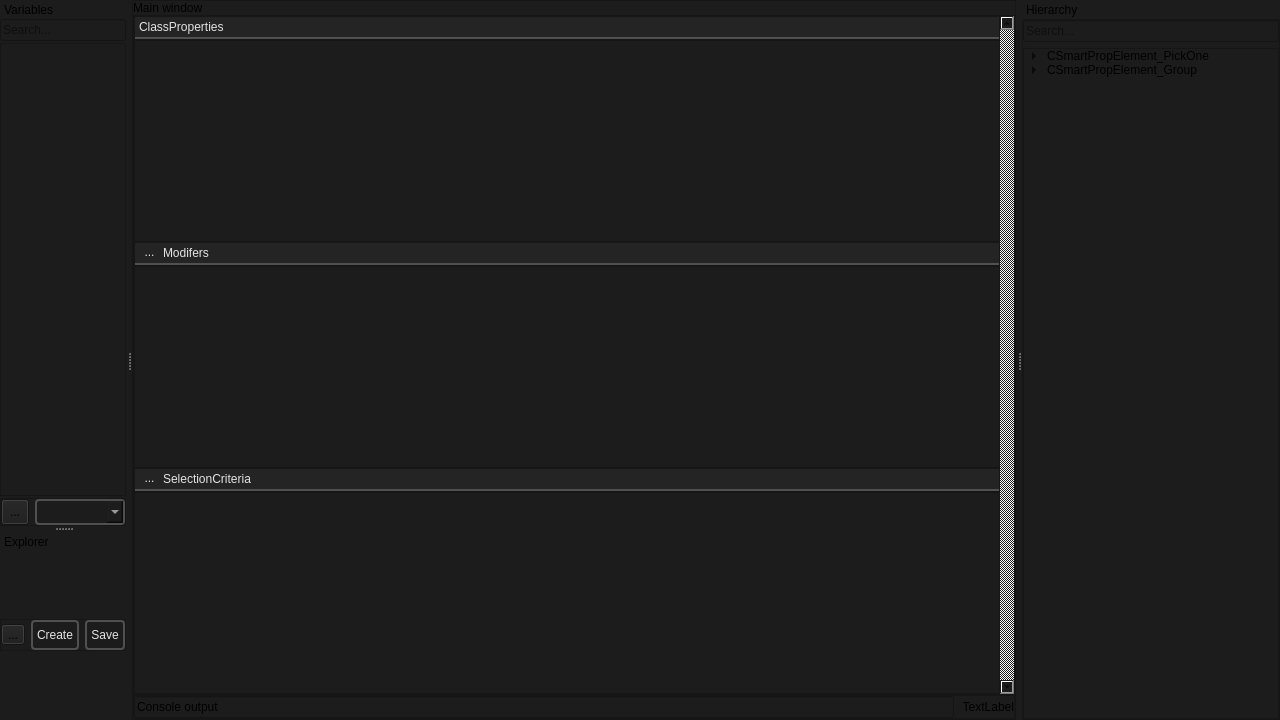
Before: the Qt Designer form smartprop_editor/main.ui in dertwist/Hammer5Tools, drawn with Qt 5.
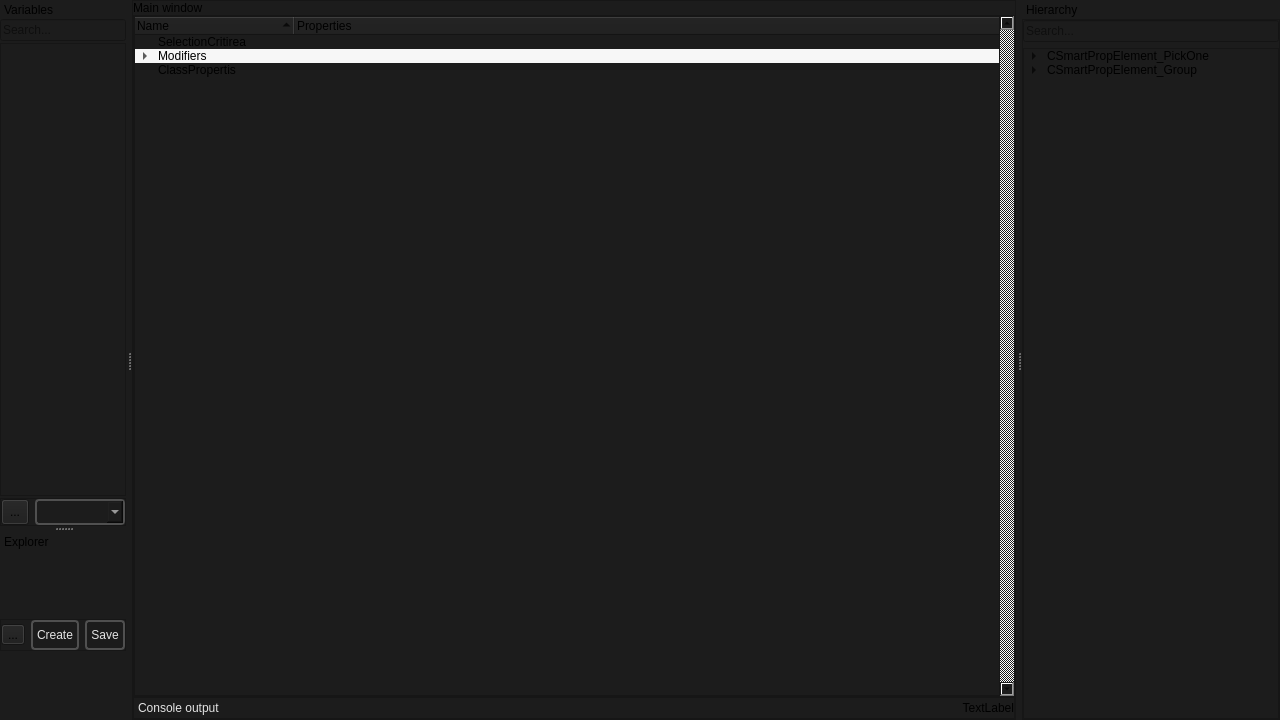
After: the same form once the commit is applied. Icons and pictures are not drawn.

Patch:
```diff
--- a/smartprop_editor/main.ui
+++ b/smartprop_editor/main.ui
@@ -85,8 +85,8 @@
            <rect>
             <x>0</x>
             <y>0</y>
-            <width>691</width>
-            <height>674</height>
+            <width>636</width>
+            <height>676</height>
            </rect>
           </property>
           <layout class="QVBoxLayout" name="verticalLayout_17">
@@ -106,272 +106,73 @@
             <number>0</number>
            </property>
            <item>
-            <widget class="QFrame" name="ClassProperties_layout_header">
-             <property name="maximumSize">
-              <size>
-               <width>16777215</width>
-               <height>24</height>
-              </size>
+            <widget class="QTreeWidget" name="treeWidget">
+             <property name="tabKeyNavigation">
+              <bool>false</bool>
              </property>
-             <property name="frameShape">
-              <enum>QFrame::StyledPanel</enum>
+             <property name="showDropIndicator" stdset="0">
+              <bool>true</bool>
              </property>
-             <property name="frameShadow">
-              <enum>QFrame::Raised</enum>
+             <property name="dragEnabled">
+              <bool>true</bool>
              </property>
-             <layout class="QHBoxLayout" name="horizontalLayout_3">
-              <property name="spacing">
-               <number>0</number>
-              </property>
-              <property name="leftMargin">
-               <number>0</number>
-              </property>
-              <property name="topMargin">
-               <number>0</number>
-              </property>
-              <property name="rightMargin">
-               <number>0</number>
-              </property>
-              <property name="bottomMargin">
-               <number>0</number>
-              </property>
-              <item>
-               <widget class="QLineEdit" name="lineedit">
-                <property name="toolTip">
-                 <string>&lt;html&gt;&lt;head/&gt;&lt;body&gt;&lt;p&gt;Variable name and display name&lt;/p&gt;&lt;/body&gt;&lt;/html&gt;</string>
-                </property>
-                <property name="styleSheet">
-                 <string notr="true">QLineEdit {
-	font: 8pt &quot;Segoe UI&quot;;
-    border: 2px solid #CCCCCC;
-	border-top: 0px;
-	border-left: 0px;
-	border-right: 0px;
-    border-color: rgba(80, 80, 80, 255);
-    border-radius: 0px;
-    padding: 2px;
-color: #E3E3E3;
-background-color: #242424;
-}
-QLineEdit:focus {
-    border-color: rgba(80, 80, 80, 255);
-}
-QLineEdit::selection {
-    background-color: #414956;
-    color: white;
-}
-
-</string>
-                </property>
-                <property name="inputMethodHints">
-                 <set>Qt::ImhLatinOnly|Qt::ImhLowercaseOnly</set>
-                </property>
-                <property name="text">
-                 <string>ClassProperties</string>
-                </property>
-                <property name="maxLength">
-                 <number>32</number>
-                </property>
-                <property name="readOnly">
-                 <bool>true</bool>
-                </property>
-               </widget>
-              </item>
-             </layout>
-            </widget>
-           </item>
-           <item>
-            <widget class="QFrame" name="ClassProperties_layout_frame">
-             <property name="frameShape">
-              <enum>QFrame::StyledPanel</enum>
+             <property name="dragDropOverwriteMode">
+              <bool>true</bool>
              </property>
-             <property name="frameShadow">
-              <enum>QFrame::Raised</enum>
+             <property name="dragDropMode">
+              <enum>QAbstractItemView::InternalMove</enum>
              </property>
-             <layout class="QVBoxLayout" name="verticalLayout_6">
-              <property name="spacing">
-               <number>0</number>
-              </property>
-              <property name="leftMargin">
-               <number>0</number>
-              </property>
-              <property name="topMargin">
-               <number>0</number>
-              </property>
-              <property name="rightMargin">
-               <number>0</number>
-              </property>
-              <property name="bottomMargin">
-               <number>0</number>
-              </property>
-              <item>
-               <layout class="QVBoxLayout" name="ClassProperties_layout">
-                <property name="spacing">
-                 <number>0</number>
-                </property>
-                <property name="leftMargin">
-                 <number>12</number>
-                </property>
-                <property name="topMargin">
-                 <number>0</number>
-                </property>
-                <property name="rightMargin">
-                 <number>0</number>
-                </property>
-                <item>
-                 <spacer name="verticalSpacer_3">
-                  <property name="orientation">
-                   <enum>Qt::Vertical</enum>
-                  </property>
-                  <property name="sizeHint" stdset="0">
-                   <size>
-                    <width>20</width>
-                    <height>40</height>
-                   </size>
-                  </property>
-                 </spacer>
-                </item>
-               </layout>
-              </item>
-             </layout>
-            </widget>
-           </item>
-           <item>
-            <widget class="QFrame" name="Modifers_layout_header">
-             <property name="maximumSize">
-              <size>
-               <width>16777215</width>
-               <height>24</height>
-              </size>
+             <property name="alternatingRowColors">
+              <bool>true</bool>
              </property>
-             <property name="frameShape">
-              <enum>QFrame::StyledPanel</enum>
+             <property name="uniformRowHeights">
+              <bool>false</bool>
              </property>
-             <property name="frameShadow">
-              <enum>QFrame::Raised</enum>
+             <property name="sortingEnabled">
+              <bool>true</bool>
              </property>
-             <layout class="QHBoxLayout" name="horizontalLayout_4">
-              <property name="spacing">
-               <number>0</number>
-              </property>
-              <property name="leftMargin">
-               <number>0</number>
-              </property>
-              <property name="topMargin">
-               <number>0</number>
-              </property>
-              <property name="rightMargin">
-               <number>0</number>
-              </property>
-              <property name="bottomMargin">
-               <number>0</number>
-              </property>
-              <item>
-               <widget class="QToolButton" name="Modifer_add_button">
-                <property name="styleSheet">
-                 <string notr="true">QToolButton {
-    font: 700 10pt &quot;Segoe UI&quot;;
-    border: 2px solid black;
-    border-radius: 0px;
-    border-color: rgba(80, 80, 80, 255);
-    height:14px;
-    padding-top: 2px;
-    padding-bottom:4px;
-    color: #E3E3E3;
-background-color: #242424;
-    padding-left: 4px;
-}
-QToolButton:hover {
-    background-color: #414956;
-    color: white;
-}
-QToolButton{
-	padding-left:5px;
-	border-left: 0px solid black;
-border-right: 0px solid black;
-border-top: 0px solid black;
-}</string>
-                </property>
-                <property name="text">
-                 <string>...</string>
-                </property>
-                <property name="icon">
-                 <iconset resource="../resources.qrc">
-                  <normaloff>:/icons/add_24dp_9D9D9D_FILL0_wght400_GRAD0_opsz24.svg</normaloff>:/icons/add_24dp_9D9D9D_FILL0_wght400_GRAD0_opsz24.svg</iconset>
-                </property>
-               </widget>
-              </item>
-              <item>
-               <widget class="QLineEdit" name="lineedit_2">
-                <property name="toolTip">
-                 <string>&lt;html&gt;&lt;head/&gt;&lt;body&gt;&lt;p&gt;Variable name and display name&lt;/p&gt;&lt;/body&gt;&lt;/html&gt;</string>
-                </property>
-                <property name="styleSheet">
-                 <string notr="true">QLineEdit {
-	font: 8pt &quot;Segoe UI&quot;;
-    border: 2px solid #CCCCCC;
-	border-top: 0px;
-	border-left: 0px;
-	border-right: 0px;
-    border-color: rgba(80, 80, 80, 255);
-    border-radius: 0px;
-    padding: 2px;
-color: #E3E3E3;
-background-color: #242424;
-}
-QLineEdit:focus {
-    border-color: rgba(80, 80, 80, 255);
-}
-QLineEdit::selection {
-    background-color: #414956;
-    color: white;
-}
-
-</string>
-                </property>
-                <property name="inputMethodHints">
-                 <set>Qt::ImhLatinOnly|Qt::ImhLowercaseOnly</set>
-                </property>
-                <property name="text">
-                 <string>Modifers</string>
-                </property>
-                <property name="maxLength">
-                 <number>32</number>
-                </property>
-                <property name="readOnly">
-                 <bool>true</bool>
-                </property>
-               </widget>
-              </item>
-             </layout>
-            </widget>
-           </item>
-           <item>
-            <widget class="QFrame" name="Modifers_layout_frame">
-             <property name="minimumSize">
-              <size>
-               <width>0</width>
-               <height>128</height>
-              </size>
+             <property name="animated">
+              <bool>false</bool>
              </property>
-             <property name="frameShape">
-              <enum>QFrame::StyledPanel</enum>
-             </property>
-             <property name="frameShadow">
-              <enum>QFrame::Raised</enum>
-             </property>
-             <layout class="QVBoxLayout" name="verticalLayout_11">
-              <property name="spacing">
-               <number>0</number>
+             <attribute name="headerVisible">
+              <bool>true</bool>
+             </attribute>
+             <attribute name="headerCascadingSectionResizes">
+              <bool>false</bool>
+             </attribute>
+             <attribute name="headerMinimumSectionSize">
+              <number>160</number>
+             </attribute>
+             <attribute name="headerDefaultSectionSize">
+              <number>160</number>
+             </attribute>
+             <attribute name="headerHighlightSections">
+              <bool>false</bool>
+             </attribute>
+             <attribute name="headerShowSortIndicator" stdset="0">
+              <bool>true</bool>
+             </attribute>
+             <attribute name="headerStretchLastSection">
+              <bool>true</bool>
+             </attribute>
+             <column>
+              <property name="text">
+               <string>Name</string>
               </property>
-              <property name="leftMargin">
-               <number>0</number>
+             </column>
+             <column>
+              <property name="text">
+               <string>Properties</string>
               </property>
-              <property name="topMargin">
-               <number>0</number>
+             </column>
+             <item>
+              <property name="text">
+               <string>SelectionCritirea</string>
               </property>
-              <property name="rightMargin">
-               <number>0</number>
+             </item>
+             <item>
+              <property name="text">
+               <string>Modifiers</string>
               </property>
               <property name="bottomMargin">
                <number>0</number>
@@ -405,179 +206,25 @@
                 </item>
                </layout>
               </item>
-             </layout>
-            </widget>
-           </item>
-           <item>
-            <widget class="QFrame" name="SelectionCriteria_layout_header">
-             <property name="maximumSize">
-              <size>
-               <width>16777215</width>
-               <height>24</height>
-              </size>
-             </property>
-             <property name="frameShape">
-              <enum>QFrame::StyledPanel</enum>
-             </property>
-             <property name="frameShadow">
-              <enum>QFrame::Raised</enum>
-             </property>
-             <layout class="QHBoxLayout" name="horizontalLayout_8">
-              <property name="spacing">
-               <number>0</number>
-              </property>
-              <property name="leftMargin">
-               <number>0</number>
-              </property>
-              <property name="topMargin">
-               <number>0</number>
-              </property>
-              <property name="rightMargin">
-               <number>0</number>
-              </property>
-              <property name="bottomMargin">
-               <number>0</number>
-              </property>
               <item>
-               <widget class="QToolButton" name="SelectionCriteria_add_button">
-                <property name="styleSheet">
-                 <string notr="true">QToolButton {
-    font: 700 10pt &quot;Segoe UI&quot;;
-    border: 2px solid black;
-    border-radius: 0px;
-    border-color: rgba(80, 80, 80, 255);
-    height:14px;
-    padding-top: 2px;
-    padding-bottom:4px;
-    color: #E3E3E3;
-background-color: #242424;
-    padding-left: 4px;
-}
-QToolButton:hover {
-    background-color: #414956;
-    color: white;
-}
-QToolButton{
-	padding-left:5px;
-	border-left: 0px solid black;
-border-right: 0px solid black;
-border-top: 0px solid black;
-}</string>
-                </property>
-                <property name="text">
-                 <string>...</string>
-                </property>
-                <property name="icon">
-                 <iconset resource="../resources.qrc">
-                  <normaloff>:/icons/add_24dp_9D9D9D_FILL0_wght400_GRAD0_opsz24.svg</normaloff>:/icons/add_24dp_9D9D9D_FILL0_wght400_GRAD0_opsz24.svg</iconset>
-                </property>
-               </widget>
+               <property name="text">
+                <string>New Subitem</string>
+               </property>
               </item>
               <item>
-               <widget class="QLineEdit" name="lineedit_5">
-                <property name="toolTip">
-                 <string>&lt;html&gt;&lt;head/&gt;&lt;body&gt;&lt;p&gt;Variable name and display name&lt;/p&gt;&lt;/body&gt;&lt;/html&gt;</string>
-                </property>
-                <property name="styleSheet">
-                 <string notr="true">QLineEdit {
-	font: 8pt &quot;Segoe UI&quot;;
-    border: 2px solid #CCCCCC;
-	border-top: 0px;
-	border-left: 0px;
-	border-right: 0px;
-    border-color: rgba(80, 80, 80, 255);
-    border-radius: 0px;
-    padding: 2px;
-color: #E3E3E3;
-background-color: #242424;
-}
-QLineEdit:focus {
-    border-color: rgba(80, 80, 80, 255);
-}
-QLineEdit::selection {
-    background-color: #414956;
-    color: white;
-}
-
-</string>
-                </property>
-                <property name="inputMethodHints">
-                 <set>Qt::ImhLatinOnly|Qt::ImhLowercaseOnly</set>
-                </property>
-                <property name="text">
-                 <string>SelectionCriteria</string>
-                </property>
-                <property name="maxLength">
-                 <number>32</number>
-                </property>
-                <property name="readOnly">
-                 <bool>true</bool>
-                </property>
-               </widget>
+               <property name="text">
+                <string>New Subitem</string>
+               </property>
               </item>
-             </layout>
-            </widget>
-           </item>
-           <item>
-            <widget class="QFrame" name="SelectionCriteria_layout_frame">
-             <property name="minimumSize">
-              <size>
-               <width>0</width>
-               <height>128</height>
-              </size>
-             </property>
-             <property name="frameShape">
-              <enum>QFrame::StyledPanel</enum>
-             </property>
-             <property name="frameShadow">
-              <enum>QFrame::Raised</enum>
-             </property>
-             <layout class="QVBoxLayout" name="verticalLayout_13">
-              <property name="spacing">
-               <number>0</number>
+             </item>
+             <item>
+              <property name="text">
+               <string>ClassPropertis</string>
               </property>
-              <property name="leftMargin">
-               <number>0</number>
+              <property name="flags">
+               <set>ItemIsSelectable|ItemIsEditable|ItemIsDragEnabled|ItemIsDropEnabled|ItemIsUserCheckable|ItemIsEnabled</set>
               </property>
-              <property name="topMargin">
-               <number>0</number>
-              </property>
-              <property name="rightMargin">
-               <number>0</number>
-              </property>
-              <property name="bottomMargin">
-               <number>0</number>
-              </property>
-              <item>
-               <layout class="QVBoxLayout" name="SelectionCriteria_layout">
-                <property name="spacing">
-                 <number>0</number>
-                </property>
-                <property name="leftMargin">
-                 <number>12</number>
-                </property>
-                <property name="topMargin">
-                 <number>0</number>
-                </property>
-                <property name="rightMargin">
-                 <number>0</number>
-                </property>
-                <item>
-                 <spacer name="verticalSpacer_6">
-                  <property name="orientation">
-                   <enum>Qt::Vertical</enum>
-                  </property>
-                  <property name="sizeHint" stdset="0">
-                   <size>
-                    <width>20</width>
-                    <height>40</height>
-                   </size>
-                  </property>
-                 </spacer>
-                </item>
-               </layout>
-              </item>
-             </layout>
+             </item>
             </widget>
            </item>
           </layout>
@@ -610,6 +257,18 @@
           </property>
           <item>
            <widget class="QLineEdit" name="status_bar">
+            <property name="styleSheet">
+             <string notr="true">QLineEdit {
+    border: 0px solid #CCCCCC;
+    border-color: rgba(80, 80, 80, 255);
+    border-radius: 2px;
+    padding: 2px;
+    color: #E3E3E3;
+background-color: #1C1C1C;
+
+}
+</string>
+            </property>
             <property name="text">
              <string>Console output</string>
             </property>
```
Left out of the diff: 37 changed lines with no effect on the pictures.
